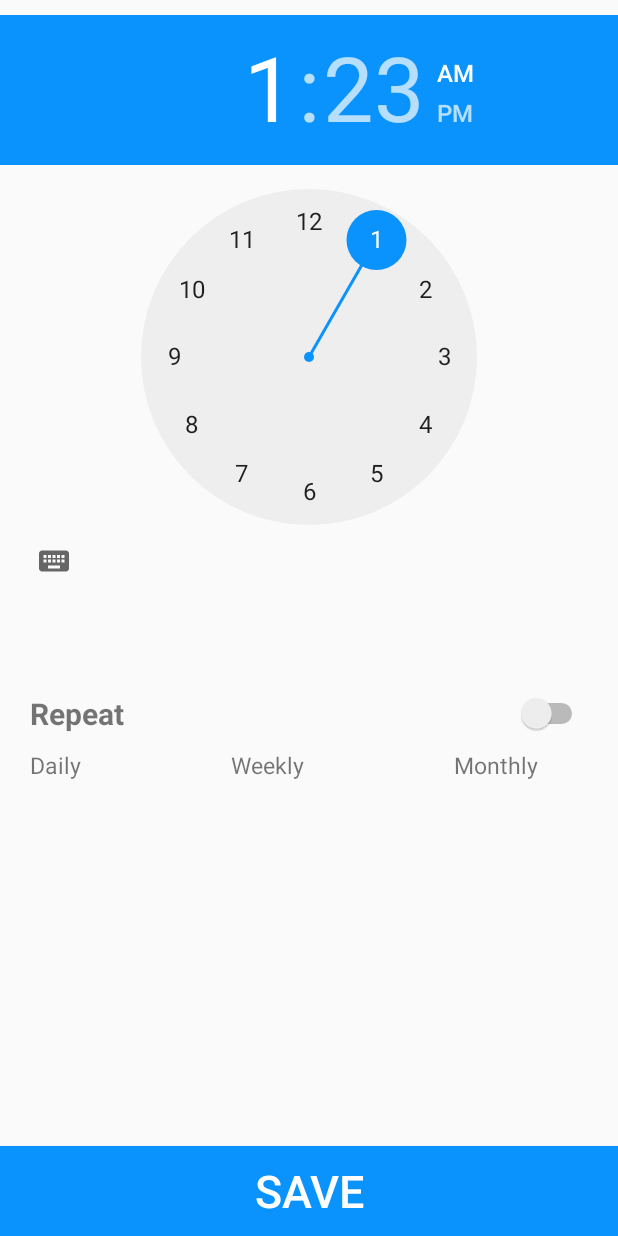
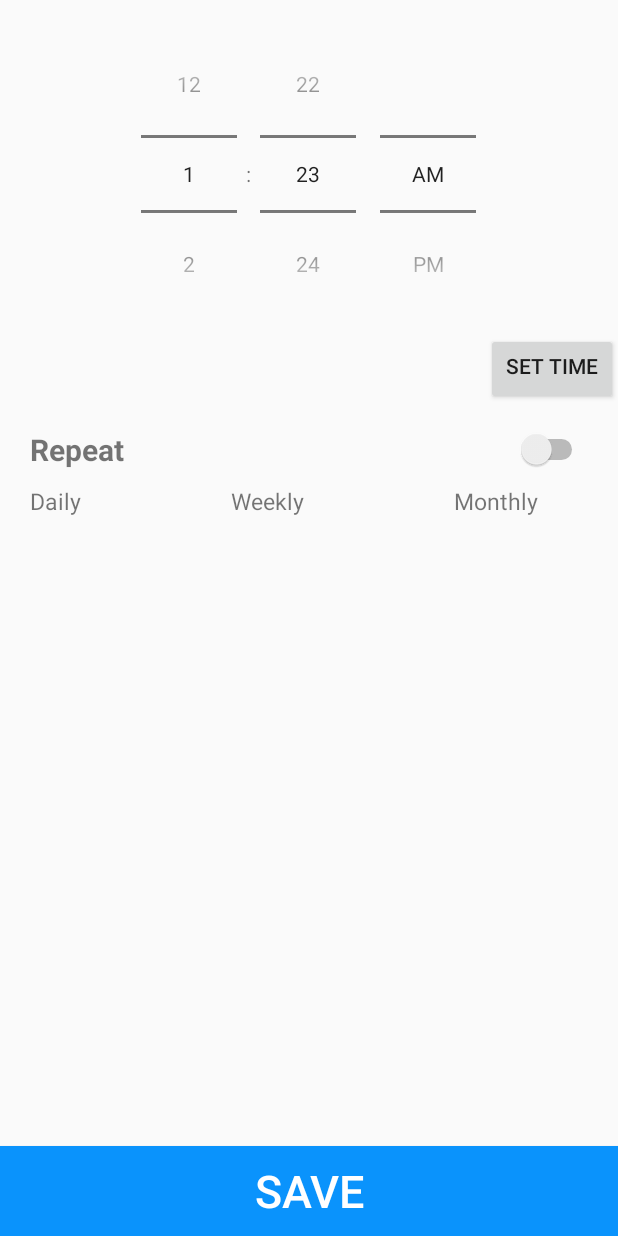
Before and after one commit to priyakar/CardsMaterialDesign, an Android app: the layout activity_add_extra_reminder.xml on its own in the app's theme, with its tools: preview values and no code run, on a phone screen of 412 x 824 dp. Run offline under Robolectric (Android 15) with nearby library versions, the phone set to English and light mode, and no system bars.

```diff
--- a/app/src/main/AndroidManifest.xml
+++ b/app/src/main/AndroidManifest.xml
@@ -18,6 +18,7 @@
         </activity>
         <activity android:name=".AddReminder" />
         <activity android:name=".AddExtraReminder" />
+        <receiver android:name=".Alarm" android:process=":remote" />
     </application>
 
 </manifest>
--- a/app/src/main/java/com/example/priya/cardsmaterialdesign/AddReminder.java
+++ b/app/src/main/java/com/example/priya/cardsmaterialdesign/AddReminder.java
@@ -40,7 +40,10 @@ public class AddReminder extends AppCompatActivity {
             @Override
             public void onCheckedChanged(CompoundButton buttonView, boolean isChecked) {
                 if (isChecked){
+                    loadImage.setVisibility(View.VISIBLE);
                     loadImageFromMemory();
+                } else{
+                    loadImage.setVisibility(View.GONE);
                 }
             }
         });
--- a/app/src/main/res/layout/activity_add_extra_reminder.xml
+++ b/app/src/main/res/layout/activity_add_extra_reminder.xml
@@ -9,6 +9,7 @@
         android:layout_height="wrap_content"
         android:headerBackground="@color/light_blue"
         android:elevation="7dp"
+        android:timePickerMode="spinner"
         android:amPmBackgroundColor="@color/light_blue"
         android:numbersSelectorColor="@color/light_blue"
         android:id="@+id/timePicker"
@@ -16,6 +17,14 @@
         android:layout_gravity="center_horizontal"
         android:layout_alignParentTop="true"
         android:layout_centerHorizontal="true" />
+    <Button
+        android:id="@+id/set_time"
+        android:layout_width="wrap_content"
+        android:layout_height="wrap_content"
+        android:text="Set Time"
+        android:layout_below="@+id/timePicker"
+        android:layout_alignParentRight="true"
+        android:paddingTop="5dp"/>
 
     <TextView
         android:layout_width="wrap_content"
--- a/app/src/main/res/layout/activity_add_reminder.xml
+++ b/app/src/main/res/layout/activity_add_reminder.xml
@@ -13,6 +13,7 @@
     <EditText
         android:layout_below="@+id/title"
         android:layout_width="match_parent"
+        style="@style/add_1_style"
         android:layout_height="wrap_content"
         android:id="@+id/add_title" />
 
@@ -27,6 +28,7 @@
     <EditText
         android:layout_below="@+id/details"
         android:layout_width="match_parent"
+        style="@style/add_1_style"
         android:layout_height="wrap_content"
         android:id="@+id/add_details" />
 
@@ -53,6 +55,7 @@
         android:layout_height="250dp"
         android:layout_below="@+id/image"
         android:layout_marginTop="30dp"
+        android:visibility="gone"
         android:layout_marginLeft="15dp"
         android:layout_marginRight="15dp"
         android:src="@mipmap/ic_launcher"/>
--- a/app/src/main/res/layout/activity_card_view.xml
+++ b/app/src/main/res/layout/activity_card_view.xml
@@ -6,9 +6,9 @@
     tools:context=".MainActivity">
     <ImageButton
         android:id="@+id/add_button"
-        android:layout_width="70dp"
-        android:layout_height="70dp"
-        android:src="@drawable/add"
+        android:layout_width="55dp"
+        android:layout_height="56dp"
+        android:src="@drawable/add_btn"
         android:elevation="20dp"
         android:onClick="addReminder"
         android:background="@drawable/primary_round"
```
Also changed, not shown: app/src/main/java/com/example/priya/cardsmaterialdesign/AddExtraReminder.java (+49 -3 lines), app/src/main/java/com/example/priya/cardsmaterialdesign/Alarm.java (added, +14 -0 lines).
